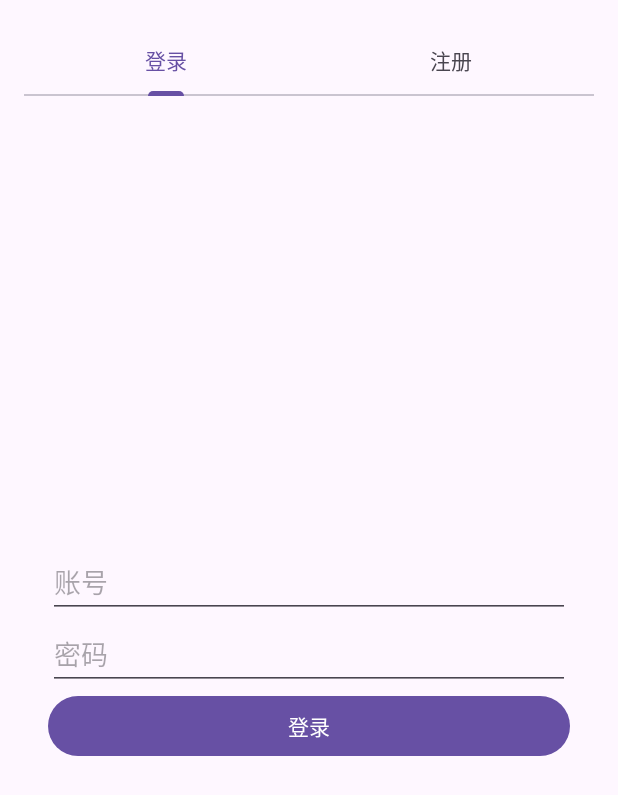
After one commit to Wwanghan/Chat, an Android app: the LAR_mainActivity screen opened directly, with no data from a screen before it, on a phone screen of 412 x 824 dp. The commit adds this screen. Shown: the top 795 px of the screen. Run offline under Robolectric (Android 15) with nearby library versions, the phone set to English and light mode, and no system bars.

Commit message:
实现登录页面，但还没连接数据库

```diff
--- a/app/build.gradle.kts
+++ b/app/build.gradle.kts
@@ -52,6 +52,7 @@ dependencies {
     implementation("com.google.android.material:material:1.12.0")
     implementation("androidx.constraintlayout:constraintlayout:2.1.4")
     implementation("com.squareup.okhttp3:okhttp:4.9.3")
+    implementation("androidx.activity:activity:1.9.3")
     testImplementation("junit:junit:4.13.2")
     androidTestImplementation("androidx.test.ext:junit:1.2.1")
     androidTestImplementation("androidx.test.espresso:espresso-core:3.6.1")
--- a/app/src/main/AndroidManifest.xml
+++ b/app/src/main/AndroidManifest.xml
@@ -13,13 +13,16 @@
         android:allowBackup="true"
         android:dataExtractionRules="@xml/data_extraction_rules"
         android:fullBackupContent="@xml/backup_rules"
-        android:icon="@drawable/ququ_white"
+        android:icon="@mipmap/mrtoad"
         android:label="@string/app_name"
         android:networkSecurityConfig="@xml/network_security_config"
         android:roundIcon="@mipmap/ic_launcher_round"
         android:supportsRtl="true"
         android:theme="@style/Theme.Chat"
         tools:targetApi="31">
+        <activity
+            android:name=".LAR_mainActivity"
+            android:exported="false" />
         <activity
             android:name=".personal_information"
             android:exported="false" />
--- /dev/null
+++ b/app/src/main/java/com/example/chat/LAR_mainActivity.java
@@ -0,0 +1,42 @@
+package com.example.chat;
+
+import android.os.Bundle;
+import androidx.annotation.NonNull;
+import androidx.appcompat.app.AppCompatActivity;
+import androidx.fragment.app.Fragment;
+import androidx.viewpager2.adapter.FragmentStateAdapter;
+import androidx.viewpager2.widget.ViewPager2;
+import com.google.android.material.tabs.TabLayout;
+import com.google.android.material.tabs.TabLayoutMediator;
+
+public class LAR_mainActivity extends AppCompatActivity {
+
+    @Override
+    protected void onCreate(Bundle savedInstanceState) {
+        super.onCreate(savedInstanceState);
+        setContentView(R.layout.activity_lar_main);
+
+        TabLayout tabLayout = findViewById(R.id.tabLayout);
+        ViewPager2 viewPager = findViewById(R.id.viewPaper);
+
+        // 直接在 MainActivity 中设置适配器
+        viewPager.setAdapter(new FragmentStateAdapter(this) {
+            @NonNull
+            @Override
+            public Fragment createFragment(int position) {
+                // 返回对应的 Fragment：0 为登录页面，1 为注册页面
+                return position == 0 ? new loginFragment() : new registerFragment();
+            }
+
+            @Override
+            public int getItemCount() {
+                return 2; // 两个页面：登录和注册
+            }
+        });
+
+        // 将 TabLayout 和 ViewPager2 绑定
+        new TabLayoutMediator(tabLayout, viewPager, (tab, position) -> {
+            tab.setText(position == 0 ? "登录" : "注册");
+        }).attach();
+    }
+}
--- /dev/null
+++ b/app/src/main/java/com/example/chat/loginFragment.java
@@ -0,0 +1,30 @@
+package com.example.chat;// LoginFragment.java
+import android.os.Bundle;
+import androidx.fragment.app.Fragment;
+import android.view.LayoutInflater;
+import android.view.View;
+import android.view.ViewGroup;
+import android.widget.Button;
+import android.widget.EditText;
+import android.widget.Toast;
+
+public class loginFragment extends Fragment {
+
+    @Override
+    public View onCreateView(LayoutInflater inflater, ViewGroup container, Bundle savedInstanceState) {
+        View view = inflater.inflate(R.layout.fragment_login, container, false);
+
+        EditText loginAccount = view.findViewById(R.id.loginAccount);
+        EditText loginPassword = view.findViewById(R.id.loginPassword);
+        Button loginButton = view.findViewById(R.id.loginButton);
+
+        loginButton.setOnClickListener(v -> {
+            // 登录逻辑
+            String account = loginAccount.getText().toString();
+            String password = loginPassword.getText().toString();
+            Toast.makeText(getActivity(), "登录中... 账号: " + account, Toast.LENGTH_SHORT).show();
+        });
+
+        return view;
+    }
+}
--- a/app/src/main/java/com/example/chat/myFragment.java
+++ b/app/src/main/java/com/example/chat/myFragment.java
@@ -53,7 +53,6 @@ myFragment extends Fragment {
     private TextView userName;
     private SwipeRefreshLayout swipeRefreshLayout;
     private ImageView myAvatar;
-
     private TextView chat;
     @Nullable
     public View onCreateView(@NonNull LayoutInflater inflater, @Nullable ViewGroup container, @Nullable Bundle savedInstanceState) {
--- /dev/null
+++ b/app/src/main/res/layout/activity_lar_main.xml
@@ -0,0 +1,24 @@
+<?xml version="1.0" encoding="utf-8"?>
+<LinearLayout xmlns:android="http://schemas.android.com/apk/res/android"
+    xmlns:app="http://schemas.android.com/apk/res-auto"
+    android:layout_width="match_parent"
+    android:layout_height="match_parent"
+    android:orientation="vertical"
+    android:padding="16dp">
+
+    <!-- TabLayout 用于切换 登录/注册 -->
+    <com.google.android.material.tabs.TabLayout
+        android:id="@+id/tabLayout"
+        android:layout_width="match_parent"
+        android:layout_height="wrap_content"
+        app:tabMode="fixed"
+        app:tabGravity="fill" />
+
+    <!-- ViewPager2 用于显示 登录/注册 Fragment -->
+    <androidx.viewpager2.widget.ViewPager2
+        android:id="@+id/viewPaper"
+        android:layout_width="match_parent"
+        android:layout_height="0dp"
+        android:layout_weight="1" />
+
+</LinearLayout>
--- /dev/null
+++ b/app/src/main/res/layout/fragment_login.xml
@@ -0,0 +1,27 @@
+<!-- res/layout/fragment_login.xml -->
+<LinearLayout xmlns:android="http://schemas.android.com/apk/res/android"
+    android:layout_width="match_parent"
+    android:layout_height="match_parent"
+    android:orientation="vertical"
+    android:gravity="center"
+    android:padding="16dp">
+
+    <EditText
+        android:id="@+id/loginAccount"
+        android:layout_width="match_parent"
+        android:layout_height="wrap_content"
+        android:hint="账号" />
+
+    <EditText
+        android:id="@+id/loginPassword"
+        android:layout_width="match_parent"
+        android:layout_height="wrap_content"
+        android:hint="密码"
+        android:inputType="textPassword" />
+
+    <Button
+        android:id="@+id/loginButton"
+        android:layout_width="match_parent"
+        android:layout_height="wrap_content"
+        android:text="登录" />
+</LinearLayout>
```
Also changed, not shown: app/src/main/java/com/example/chat/registerFragment.java (added, +32 -0 lines), app/src/main/res/layout/fragment_register.xml (added, +33 -0 lines).
